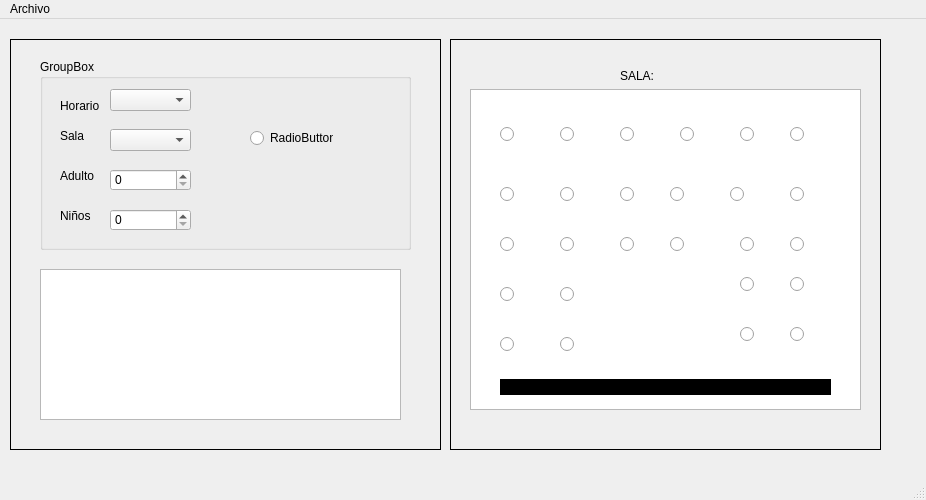
Qt form Sala.ui (Jtobar-Ec/Cine-Mejorado) before a commit.
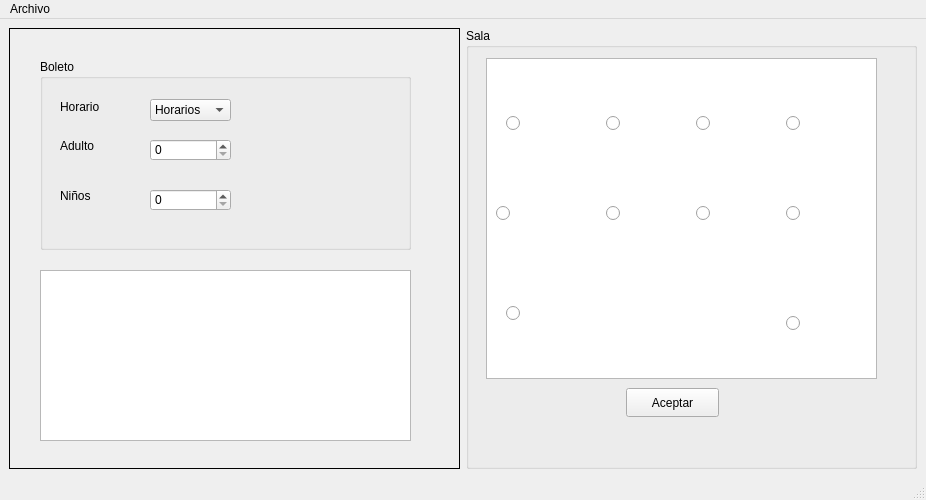
The same form after that commit. Icons and pictures are not drawn.

```diff
--- a/Sala.ui
+++ b/Sala.ui
@@ -14,38 +14,208 @@
    <string>MainWindow</string>
   </property>
   <widget class="QWidget" name="centralwidget">
-   <widget class="QLabel" name="label">
-    <property name="geometry">
-     <rect>
-      <x>450</x>
-      <y>20</y>
-      <width>431</width>
-      <height>411</height>
-     </rect>
-    </property>
-    <property name="frameShape">
-     <enum>QFrame::Box</enum>
-    </property>
-    <property name="text">
-     <string/>
-    </property>
-   </widget>
-   <widget class="QLabel" name="label_2">
-    <property name="geometry">
-     <rect>
-      <x>10</x>
-      <y>20</y>
-      <width>431</width>
-      <height>411</height>
-     </rect>
-    </property>
-    <property name="frameShape">
-     <enum>QFrame::Box</enum>
-    </property>
-    <property name="text">
-     <string/>
-    </property>
-   </widget>
+   <layout class="QGridLayout" name="gridLayout">
+    <item row="0" column="0">
+     <widget class="QLabel" name="label_2">
+      <property name="frameShape">
+       <enum>QFrame::Box</enum>
+      </property>
+      <property name="text">
+       <string/>
+      </property>
+     </widget>
+    </item>
+    <item row="0" column="1">
+     <widget class="QGroupBox" name="groupBox_2">
+      <property name="title">
+       <string>Sala</string>
+      </property>
+      <widget class="QPlainTextEdit" name="plainTextEdit_2">
+       <property name="geometry">
+        <rect>
+         <x>20</x>
+         <y>30</y>
+         <width>391</width>
+         <height>321</height>
+        </rect>
+       </property>
+      </widget>
+      <widget class="QRadioButton" name="A1">
+       <property name="geometry">
+        <rect>
+         <x>40</x>
+         <y>70</y>
+         <width>91</width>
+         <height>51</height>
+        </rect>
+       </property>
+       <property name="styleSheet">
+        <string notr="true">image: url(:/new/prefix1/Recursos/sillon.png);</string>
+       </property>
+       <property name="text">
+        <string/>
+       </property>
+      </widget>
+      <widget class="QRadioButton" name="A2">
+       <property name="geometry">
+        <rect>
+         <x>140</x>
+         <y>70</y>
+         <width>91</width>
+         <height>51</height>
+        </rect>
+       </property>
+       <property name="styleSheet">
+        <string notr="true">image: url(:/new/prefix1/Recursos/sillon.png);</string>
+       </property>
+       <property name="text">
+        <string/>
+       </property>
+      </widget>
+      <widget class="QRadioButton" name="A3">
+       <property name="geometry">
+        <rect>
+         <x>230</x>
+         <y>70</y>
+         <width>91</width>
+         <height>51</height>
+        </rect>
+       </property>
+       <property name="styleSheet">
+        <string notr="true">image: url(:/new/prefix1/Recursos/sillon.png);</string>
+       </property>
+       <property name="text">
+        <string/>
+       </property>
+      </widget>
+      <widget class="QRadioButton" name="A4">
+       <property name="geometry">
+        <rect>
+         <x>320</x>
+         <y>70</y>
+         <width>91</width>
+         <height>51</height>
+        </rect>
+       </property>
+       <property name="styleSheet">
+        <string notr="true">image: url(:/new/prefix1/Recursos/sillon.png);</string>
+       </property>
+       <property name="text">
+        <string/>
+       </property>
+      </widget>
+      <widget class="QRadioButton" name="B1">
+       <property name="geometry">
+        <rect>
+         <x>30</x>
+         <y>160</y>
+         <width>91</width>
+         <height>51</height>
+        </rect>
+       </property>
+       <property name="styleSheet">
+        <string notr="true">image: url(:/new/prefix1/Recursos/sillon.png);</string>
+       </property>
+       <property name="text">
+        <string/>
+       </property>
+      </widget>
+      <widget class="QRadioButton" name="B2">
+       <property name="geometry">
+        <rect>
+         <x>140</x>
+         <y>160</y>
+         <width>91</width>
+         <height>51</height>
+        </rect>
+       </property>
+       <property name="styleSheet">
+        <string notr="true">image: url(:/new/prefix1/Recursos/sillon.png);</string>
+       </property>
+       <property name="text">
+        <string/>
+       </property>
+      </widget>
+      <widget class="QRadioButton" name="B3">
+       <property name="geometry">
+        <rect>
+         <x>230</x>
+         <y>160</y>
+         <width>91</width>
+         <height>51</height>
+        </rect>
+       </property>
+       <property name="styleSheet">
+        <string notr="true">image: url(:/new/prefix1/Recursos/sillon.png);</string>
+       </property>
+       <property name="text">
+        <string/>
+       </property>
+      </widget>
+      <widget class="QRadioButton" name="B4">
+       <property name="geometry">
+        <rect>
+         <x>320</x>
+         <y>160</y>
+         <width>91</width>
+         <height>51</height>
+        </rect>
+       </property>
+       <property name="styleSheet">
+        <string notr="true">image: url(:/new/prefix1/Recursos/sillon.png);</string>
+       </property>
+       <property name="text">
+        <string/>
+       </property>
+      </widget>
+      <widget class="QRadioButton" name="C1">
+       <property name="geometry">
+        <rect>
+         <x>40</x>
+         <y>260</y>
+         <width>91</width>
+         <height>51</height>
+        </rect>
+       </property>
+       <property name="styleSheet">
+        <string notr="true">image: url(:/new/prefix1/Recursos/sillon.png);</string>
+       </property>
+       <property name="text">
+        <string/>
+       </property>
+      </widget>
+      <widget class="QRadioButton" name="C2">
+       <property name="geometry">
+        <rect>
+         <x>320</x>
+         <y>270</y>
+         <width>91</width>
+         <height>51</height>
+        </rect>
+       </property>
+       <property name="styleSheet">
+        <string notr="true">image: url(:/new/prefix1/Recursos/sillon.png);</string>
+       </property>
+       <property name="text">
+        <string/>
+       </property>
+      </widget>
+      <widget class="QPushButton" name="pushButton">
+       <property name="geometry">
+        <rect>
+         <x>160</x>
+         <y>360</y>
+         <width>93</width>
+         <height>29</height>
+        </rect>
+       </property>
+       <property name="text">
+        <string>Aceptar</string>
+       </property>
+      </widget>
+     </widget>
+    </item>
+   </layout>
    <widget class="QGroupBox" name="groupBox">
     <property name="geometry">
      <rect>
@@ -56,39 +226,26 @@
      </rect>
     </property>
     <property name="title">
-     <string>GroupBox</string>
+     <string>Boleto</string>
     </property>
     <widget class="QLabel" name="label_3">
      <property name="geometry">
       <rect>
        <x>20</x>
        <y>40</y>
-       <width>47</width>
-       <height>14</height>
+       <width>51</width>
+       <height>16</height>
       </rect>
      </property>
      <property name="text">
       <string>Horario</string>
      </property>
     </widget>
-    <widget class="QLabel" name="label_4">
-     <property name="geometry">
-      <rect>
-       <x>20</x>
-       <y>70</y>
-       <width>47</width>
-       <height>14</height>
-      </rect>
-     </property>
-     <property name="text">
-      <string>Sala</string>
-     </property>
-    </widget>
     <widget class="QLabel" name="label_5">
      <property name="geometry">
       <rect>
        <x>20</x>
-       <y>110</y>
+       <y>80</y>
        <width>47</width>
        <height>14</height>
       </rect>
@@ -101,7 +258,7 @@
      <property name="geometry">
       <rect>
        <x>20</x>
-       <y>150</y>
+       <y>130</y>
        <width>47</width>
        <height>14</height>
       </rect>
@@ -113,8 +270,8 @@
     <widget class="QSpinBox" name="spinBox">
      <property name="geometry">
       <rect>
-       <x>70</x>
-       <y>150</y>
+       <x>110</x>
+       <y>130</y>
        <width>81</width>
        <height>22</height>
       </rect>
@@ -123,8 +280,8 @@
     <widget class="QSpinBox" name="spinBox_2">
      <property name="geometry">
       <rect>
-       <x>70</x>
-       <y>110</y>
+       <x>110</x>
+       <y>80</y>
        <width>81</width>
        <height>22</height>
       </rect>
@@ -133,502 +290,29 @@
     <widget class="QComboBox" name="comboBox">
      <property name="geometry">
       <rect>
-       <x>70</x>
-       <y>30</y>
+       <x>110</x>
+       <y>40</y>
        <width>81</width>
        <height>22</height>
       </rect>
      </property>
-    </widget>
-    <widget class="QComboBox" name="comboBox_2">
-     <property name="geometry">
-      <rect>
-       <x>70</x>
-       <y>70</y>
-       <width>81</width>
-       <height>22</height>
-      </rect>
-     </property>
-    </widget>
-    <widget class="QRadioButton" name="radioButton">
-     <property name="geometry">
-      <rect>
-       <x>210</x>
-       <y>70</y>
-       <width>83</width>
-       <height>18</height>
-      </rect>
-     </property>
-     <property name="text">
-      <string>RadioButton</string>
-     </property>
+     <item>
+      <property name="text">
+       <string>Horarios</string>
+      </property>
+     </item>
     </widget>
    </widget>
-   <widget class="QPlainTextEdit" name="plainTextEdit">
+   <widget class="QTableWidget" name="OutPelis">
     <property name="geometry">
      <rect>
       <x>40</x>
-      <y>250</y>
-      <width>361</width>
-      <height>151</height>
+      <y>251</y>
+      <width>371</width>
+      <height>171</height>
      </rect>
     </property>
    </widget>
-   <widget class="QPlainTextEdit" name="plainTextEdit_2">
-    <property name="geometry">
-     <rect>
-      <x>470</x>
-      <y>70</y>
-      <width>391</width>
-      <height>321</height>
-     </rect>
-    </property>
-   </widget>
-   <widget class="QLabel" name="label_7">
-    <property name="geometry">
-     <rect>
-      <x>620</x>
-      <y>50</y>
-      <width>47</width>
-      <height>14</height>
-     </rect>
-    </property>
-    <property name="text">
-     <string>SALA:</string>
-    </property>
-   </widget>
-   <widget class="QRadioButton" name="radioButton_2">
-    <property name="geometry">
-     <rect>
-      <x>500</x>
-      <y>100</y>
-      <width>71</width>
-      <height>31</height>
-     </rect>
-    </property>
-    <property name="styleSheet">
-     <string notr="true">image: url(:/new/prefix1/Recursos/sillon.png);</string>
-    </property>
-    <property name="text">
-     <string/>
-    </property>
-   </widget>
-   <widget class="QRadioButton" name="radioButton_3">
-    <property name="geometry">
-     <rect>
-      <x>560</x>
-      <y>100</y>
-      <width>51</width>
-      <height>31</height>
-     </rect>
-    </property>
-    <property name="styleSheet">
-     <string notr="true">image: url(:/new/prefix1/Recursos/sillon.png);</string>
-    </property>
-    <property name="text">
-     <string/>
-    </property>
-   </widget>
-   <widget class="QRadioButton" name="radioButton_4">
-    <property name="geometry">
-     <rect>
-      <x>500</x>
-      <y>160</y>
-      <width>61</width>
-      <height>31</height>
-     </rect>
-    </property>
-    <property name="styleSheet">
-     <string notr="true">image: url(:/new/prefix1/Recursos/sillon.png);</string>
-    </property>
-    <property name="text">
-     <string/>
-    </property>
-   </widget>
-   <widget class="QRadioButton" name="radioButton_5">
-    <property name="geometry">
-     <rect>
-      <x>560</x>
-      <y>160</y>
-      <width>51</width>
-      <height>31</height>
-     </rect>
-    </property>
-    <property name="styleSheet">
-     <string notr="true">image: url(:/new/prefix1/Recursos/sillon.png);</string>
-    </property>
-    <property name="text">
-     <string/>
-    </property>
-   </widget>
-   <widget class="QRadioButton" name="radioButton_6">
-    <property name="geometry">
-     <rect>
-      <x>740</x>
-      <y>100</y>
-      <width>51</width>
-      <height>31</height>
-     </rect>
-    </property>
-    <property name="styleSheet">
-     <string notr="true">image: url(:/new/prefix1/Recursos/sillon.png);</string>
-    </property>
-    <property name="text">
-     <string/>
-    </property>
-   </widget>
-   <widget class="QRadioButton" name="radioButton_7">
-    <property name="geometry">
-     <rect>
-      <x>680</x>
-      <y>100</y>
-      <width>51</width>
-      <height>31</height>
-     </rect>
-    </property>
-    <property name="styleSheet">
-     <string notr="true">image: url(:/new/prefix1/Recursos/sillon.png);</string>
-    </property>
-    <property name="text">
-     <string/>
-    </property>
-   </widget>
-   <widget class="QRadioButton" name="radioButton_8">
-    <property name="geometry">
-     <rect>
-      <x>620</x>
-      <y>100</y>
-      <width>51</width>
-      <height>31</height>
-     </rect>
-    </property>
-    <property name="styleSheet">
-     <string notr="true">image: url(:/new/prefix1/Recursos/sillon.png);</string>
-    </property>
-    <property name="text">
-     <string/>
-    </property>
-   </widget>
-   <widget class="QRadioButton" name="radioButton_9">
-    <property name="geometry">
-     <rect>
-      <x>500</x>
-      <y>210</y>
-      <width>51</width>
-      <height>31</height>
-     </rect>
-    </property>
-    <property name="styleSheet">
-     <string notr="true">image: url(:/new/prefix1/Recursos/sillon.png);</string>
-    </property>
-    <property name="text">
-     <string/>
-    </property>
-   </widget>
-   <widget class="QRadioButton" name="radioButton_10">
-    <property name="geometry">
-     <rect>
-      <x>730</x>
-      <y>160</y>
-      <width>51</width>
-      <height>31</height>
-     </rect>
-    </property>
-    <property name="styleSheet">
-     <string notr="true">image: url(:/new/prefix1/Recursos/sillon.png);</string>
-    </property>
-    <property name="text">
-     <string/>
-    </property>
-   </widget>
-   <widget class="QRadioButton" name="radioButton_11">
-    <property name="geometry">
-     <rect>
-      <x>670</x>
-      <y>160</y>
-      <width>51</width>
-      <height>31</height>
-     </rect>
-    </property>
-    <property name="styleSheet">
-     <string notr="true">image: url(:/new/prefix1/Recursos/sillon.png);</string>
-    </property>
-    <property name="text">
-     <string/>
-    </property>
-   </widget>
-   <widget class="QRadioButton" name="radioButton_12">
-    <property name="geometry">
-     <rect>
-      <x>620</x>
-      <y>160</y>
-      <width>51</width>
-      <height>31</height>
-     </rect>
-    </property>
-    <property name="styleSheet">
-     <string notr="true">image: url(:/new/prefix1/Recursos/sillon.png);</string>
-    </property>
-    <property name="text">
-     <string/>
-    </property>
-   </widget>
-   <widget class="QRadioButton" name="radioButton_13">
-    <property name="geometry">
-     <rect>
-      <x>740</x>
-      <y>210</y>
-      <width>51</width>
-      <height>31</height>
-     </rect>
-    </property>
-    <property name="styleSheet">
-     <string notr="true">image: url(:/new/prefix1/Recursos/sillon.png);</string>
-    </property>
-    <property name="text">
-     <string/>
-    </property>
-   </widget>
-   <widget class="QRadioButton" name="radioButton_14">
-    <property name="geometry">
-     <rect>
-      <x>670</x>
-      <y>210</y>
-      <width>51</width>
-      <height>31</height>
-     </rect>
-    </property>
-    <property name="styleSheet">
-     <string notr="true">image: url(:/new/prefix1/Recursos/sillon.png);</string>
-    </property>
-    <property name="text">
-     <string/>
-    </property>
-   </widget>
-   <widget class="QRadioButton" name="radioButton_15">
-    <property name="geometry">
-     <rect>
-      <x>620</x>
-      <y>210</y>
-      <width>51</width>
-      <height>31</height>
-     </rect>
-    </property>
-    <property name="styleSheet">
-     <string notr="true">image: url(:/new/prefix1/Recursos/sillon.png);</string>
-    </property>
-    <property name="text">
-     <string/>
-    </property>
-   </widget>
-   <widget class="QRadioButton" name="radioButton_16">
-    <property name="geometry">
-     <rect>
-      <x>560</x>
-      <y>210</y>
-      <width>51</width>
-      <height>31</height>
-     </rect>
-    </property>
-    <property name="styleSheet">
-     <string notr="true">image: url(:/new/prefix1/Recursos/sillon.png);</string>
-    </property>
-    <property name="text">
-     <string/>
-    </property>
-   </widget>
-   <widget class="QRadioButton" name="radioButton_17">
-    <property name="geometry">
-     <rect>
-      <x>500</x>
-      <y>310</y>
-      <width>51</width>
-      <height>31</height>
-     </rect>
-    </property>
-    <property name="styleSheet">
-     <string notr="true">image: url(:/new/prefix1/Recursos/sillon.png);</string>
-    </property>
-    <property name="text">
-     <string/>
-    </property>
-   </widget>
-   <widget class="QRadioButton" name="radioButton_18">
-    <property name="geometry">
-     <rect>
-      <x>500</x>
-      <y>260</y>
-      <width>51</width>
-      <height>31</height>
-     </rect>
-    </property>
-    <property name="styleSheet">
-     <string notr="true">image: url(:/new/prefix1/Recursos/sillon.png);</string>
-    </property>
-    <property name="text">
-     <string/>
-    </property>
-   </widget>
-   <widget class="QRadioButton" name="radioButton_19">
-    <property name="geometry">
-     <rect>
-      <x>790</x>
-      <y>210</y>
-      <width>51</width>
-      <height>31</height>
-     </rect>
-    </property>
-    <property name="styleSheet">
-     <string notr="true">image: url(:/new/prefix1/Recursos/sillon.png);</string>
-    </property>
-    <property name="text">
-     <string/>
-    </property>
-   </widget>
-   <widget class="QRadioButton" name="radioButton_20">
-    <property name="geometry">
-     <rect>
-      <x>790</x>
-      <y>160</y>
-      <width>51</width>
-      <height>31</height>
-     </rect>
-    </property>
-    <property name="styleSheet">
-     <string notr="true">image: url(:/new/prefix1/Recursos/sillon.png);</string>
-    </property>
-    <property name="text">
-     <string/>
-    </property>
-   </widget>
-   <widget class="QRadioButton" name="radioButton_21">
-    <property name="geometry">
-     <rect>
-      <x>790</x>
-      <y>100</y>
-      <width>51</width>
-      <height>31</height>
-     </rect>
-    </property>
-    <property name="styleSheet">
-     <string notr="true">image: url(:/new/prefix1/Recursos/sillon.png);</string>
-    </property>
-    <property name="text">
-     <string/>
-    </property>
-   </widget>
-   <widget class="QRadioButton" name="radioButton_22">
-    <property name="geometry">
-     <rect>
-      <x>790</x>
-      <y>250</y>
-      <width>51</width>
-      <height>31</height>
-     </rect>
-    </property>
-    <property name="styleSheet">
-     <string notr="true">image: url(:/new/prefix1/Recursos/sillon.png);</string>
-    </property>
-    <property name="text">
-     <string/>
-    </property>
-   </widget>
-   <widget class="QRadioButton" name="radioButton_23">
-    <property name="geometry">
-     <rect>
-      <x>740</x>
-      <y>250</y>
-      <width>51</width>
-      <height>31</height>
-     </rect>
-    </property>
-    <property name="styleSheet">
-     <string notr="true">image: url(:/new/prefix1/Recursos/sillon.png);</string>
-    </property>
-    <property name="text">
-     <string/>
-    </property>
-   </widget>
-   <widget class="QRadioButton" name="radioButton_24">
-    <property name="geometry">
-     <rect>
-      <x>560</x>
-      <y>310</y>
-      <width>51</width>
-      <height>31</height>
-     </rect>
-    </property>
-    <property name="styleSheet">
-     <string notr="true">image: url(:/new/prefix1/Recursos/sillon.png);</string>
-    </property>
-    <property name="text">
-     <string/>
-    </property>
-   </widget>
-   <widget class="QRadioButton" name="radioButton_25">
-    <property name="geometry">
-     <rect>
-      <x>560</x>
-      <y>260</y>
-      <width>51</width>
-      <height>31</height>
-     </rect>
-    </property>
-    <property name="styleSheet">
-     <string notr="true">image: url(:/new/prefix1/Recursos/sillon.png);</string>
-    </property>
-    <property name="text">
-     <string/>
-    </property>
-   </widget>
-   <widget class="QRadioButton" name="radioButton_26">
-    <property name="geometry">
-     <rect>
-      <x>790</x>
-      <y>300</y>
-      <width>51</width>
-      <height>31</height>
-     </rect>
-    </property>
-    <property name="styleSheet">
-     <string notr="true">image: url(:/new/prefix1/Recursos/sillon.png);</string>
-    </property>
-    <property name="text">
-     <string/>
-    </property>
-   </widget>
-   <widget class="QRadioButton" name="radioButton_27">
-    <property name="geometry">
-     <rect>
-      <x>740</x>
-      <y>300</y>
-      <width>51</width>
-      <height>31</height>
-     </rect>
-    </property>
-    <property name="styleSheet">
-     <string notr="true">image: url(:/new/prefix1/Recursos/sillon.png);</string>
-    </property>
-    <property name="text">
-     <string/>
-    </property>
-   </widget>
-   <widget class="QLabel" name="label_8">
-    <property name="geometry">
-     <rect>
-      <x>500</x>
-      <y>360</y>
-      <width>331</width>
-      <height>16</height>
-     </rect>
-    </property>
-    <property name="styleSheet">
-     <string notr="true">background-color: rgb(0, 0, 0);</string>
-    </property>
-    <property name="text">
-     <string/>
-    </property>
-   </widget>
   </widget>
   <widget class="QMenuBar" name="menubar">
    <property name="geometry">
```
Left out of the diff: 8 changed lines with no effect on the pictures.
